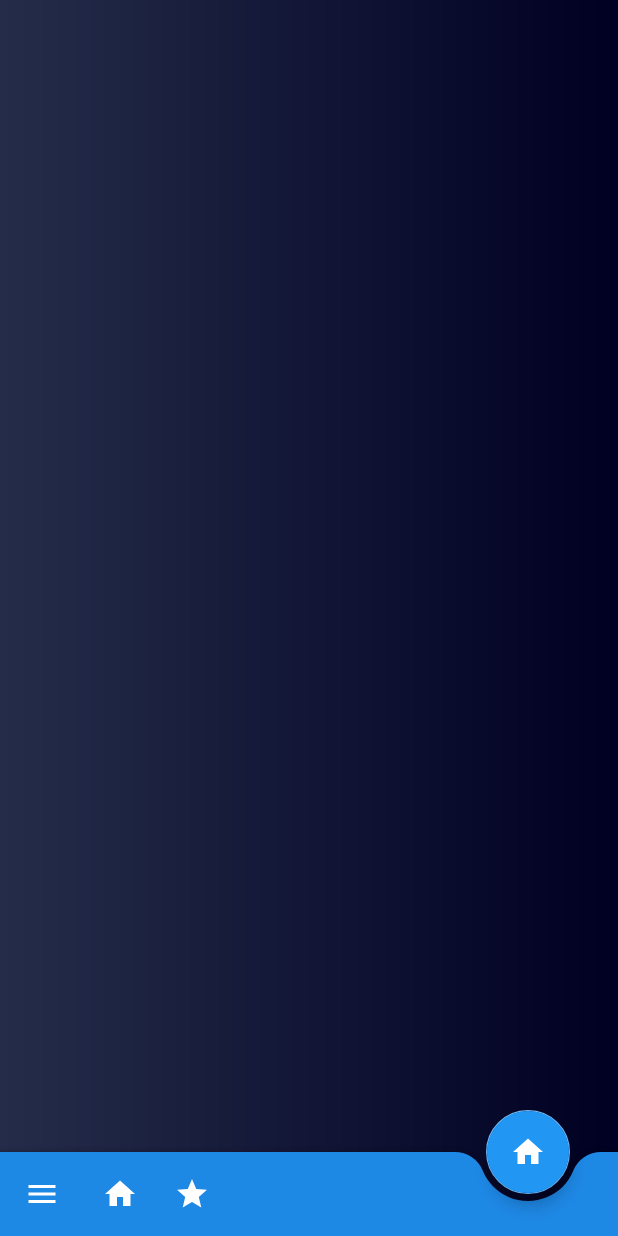
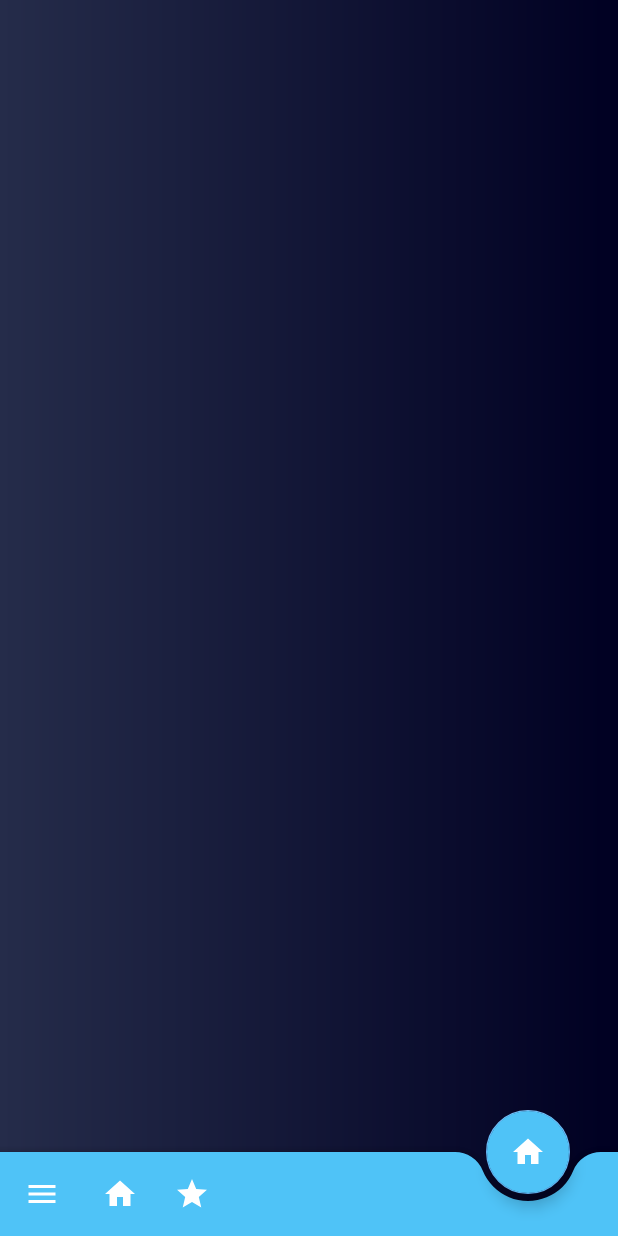
Before and after one commit to alaasahraoui/mini_projet_android, an Android app: the testing screen opened directly, with no data from a screen before it, on a phone screen of 412 x 824 dp. Run offline under Robolectric (Android 15) with nearby library versions, the phone set to English and light mode, and no system bars.

```diff
--- a/app/src/main/AndroidManifest.xml
+++ b/app/src/main/AndroidManifest.xml
@@ -9,7 +9,8 @@
         android:roundIcon="@mipmap/ic_launcher_round"
         android:supportsRtl="true"
         android:theme="@style/AppTheme">
-        <activity android:name=".testing"></activity>
+        <activity android:name=".QuizActivity"></activity>
+        <activity android:name=".testing" />
         <activity android:name=".login" />
         <activity android:name=".SliderAdapter" />
         <activity android:name=".Activity3" />
--- a/app/src/main/res/layout/activity_test2.xml
+++ b/app/src/main/res/layout/activity_test2.xml
@@ -11,7 +11,7 @@
         android:layout_width="wrap_content"
         android:layout_height="wrap_content"
         android:layout_margin="10dp"
-        android:backgroundTint="#2196F3"
+        android:backgroundTint="#4FC3F7"
         android:src="@drawable/ic_home"
         app:layout_anchor="@id/bottonAppbar" />
 
@@ -21,7 +21,7 @@
         android:layout_width="match_parent"
         android:layout_height="wrap_content"
         android:layout_gravity="bottom"
-        app:backgroundTint="#1E88E5"
+        app:backgroundTint="#4FC3F7"
         app:fabAlignmentMode="end"
         app:fabCradleRoundedCornerRadius="20dp"
 
```
Also changed, not shown: app/src/main/java/com/example/myapp6/QuizActivity.java (added, +14 -0 lines), app/src/main/res/layout/activity_quiz.xml (added, +9 -0 lines).
